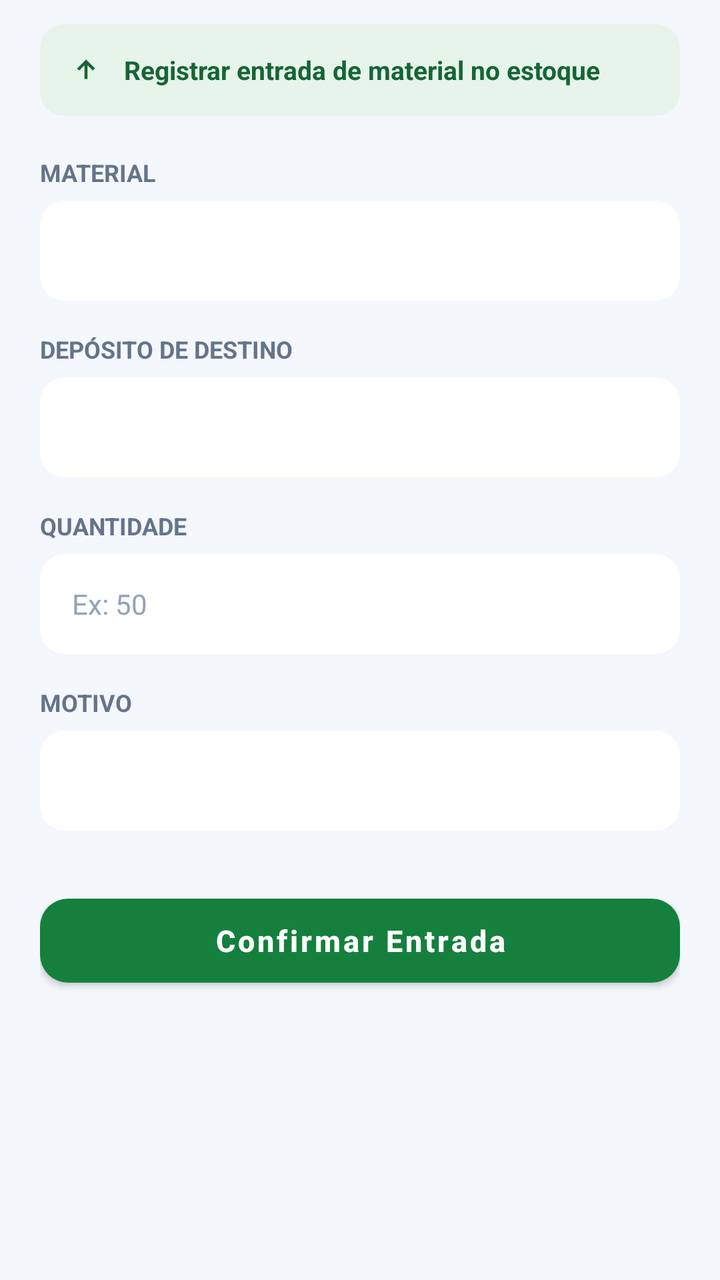
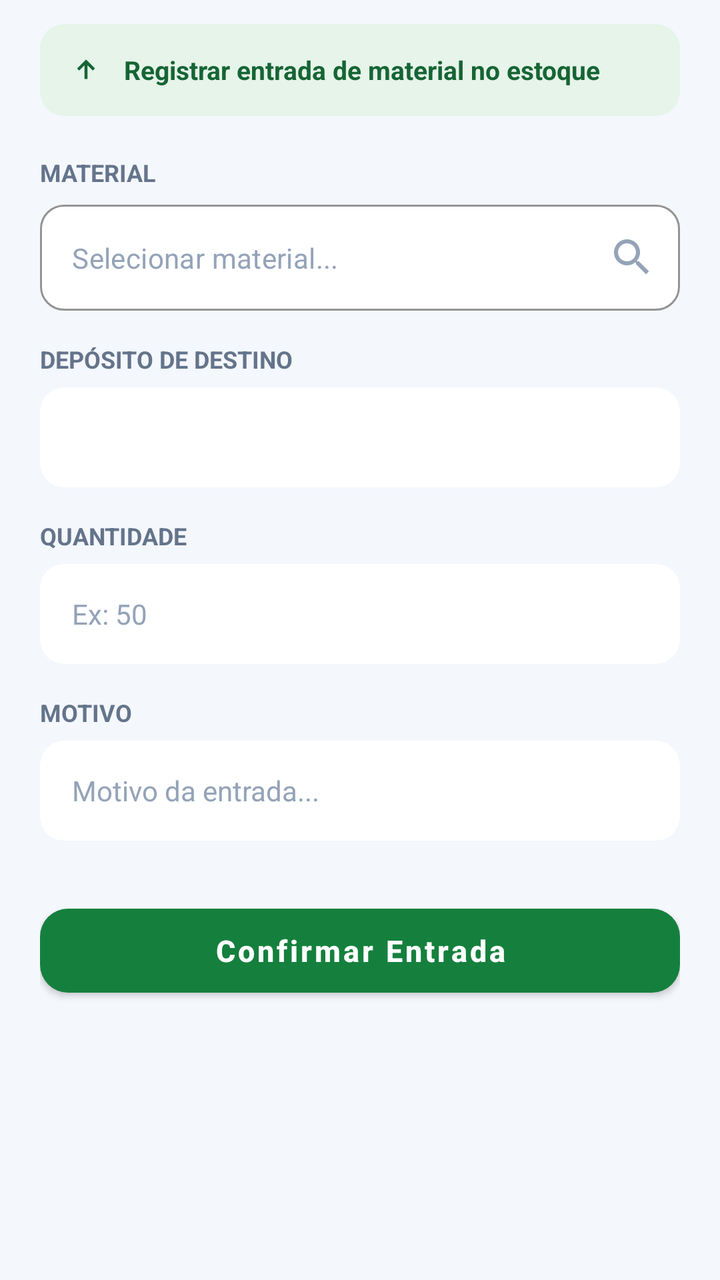

Screens rendered from an Android XML layout before and after an edit, with the pre-edit source and the edit as a unified diff.
<!-- AndroidManifest.xml: application theme Theme.SaneAM -->
<!-- res/layout/fragment_entrada.xml -->
<?xml version="1.0" encoding="utf-8"?>
<androidx.core.widget.NestedScrollView xmlns:android="http://schemas.android.com/apk/res/android"
    xmlns:app="http://schemas.android.com/apk/res-auto"
    android:layout_width="match_parent"
    android:layout_height="match_parent"
    android:fillViewport="true">

    <LinearLayout
        android:layout_width="match_parent"
        android:layout_height="wrap_content"
        android:orientation="vertical"
        android:paddingHorizontal="20dp"
        android:paddingTop="12dp"
        android:paddingBottom="24dp">

        
        <androidx.cardview.widget.CardView
            android:layout_width="match_parent"
            android:layout_height="wrap_content"
            app:cardBackgroundColor="#E6F4EA"
            app:cardCornerRadius="12dp"
            app:cardElevation="0dp">

            <LinearLayout
                android:layout_width="match_parent"
                android:layout_height="wrap_content"
                android:gravity="center_vertical"
                android:orientation="horizontal"
                android:padding="14dp">

                <androidx.appcompat.widget.AppCompatImageView
                    android:layout_width="18dp"
                    android:layout_height="18dp"
                    app:srcCompat="@drawable/ic_arrow_up"
                    app:tint="@color/badge_green_line" />

                <TextView
                    android:layout_width="wrap_content"
                    android:layout_height="wrap_content"
                    android:layout_marginStart="10dp"
                    android:text="Registrar entrada de material no estoque"
                    android:textColor="@color/badge_green_line"
                    android:textSize="13sp"
                    android:textStyle="bold" />
            </LinearLayout>
        </androidx.cardview.widget.CardView>

        
        <TextView
            android:layout_width="wrap_content"
            android:layout_height="wrap_content"
            android:layout_marginTop="20dp"
            android:text="MATERIAL"
            android:textColor="@color/md_theme_light_outline"
            android:textSize="12sp"
            android:textStyle="bold" />

        <androidx.cardview.widget.CardView
            android:layout_width="match_parent"
            android:layout_height="50dp"
            android:layout_marginTop="6dp"
            app:cardBackgroundColor="@color/md_theme_light_surface"
            app:cardCornerRadius="12dp"
            app:cardElevation="0dp">

            <Spinner
                android:id="@+id/spinnerMaterial"
                android:layout_width="match_parent"
                android:layout_height="match_parent"
                android:background="@null"
                android:paddingHorizontal="16dp" />
        </androidx.cardview.widget.CardView>

        
        <TextView
            android:layout_width="wrap_content"
            android:layout_height="wrap_content"
            android:layout_marginTop="16dp"
            android:text="DEPÓSITO DE DESTINO"
            android:textColor="@color/md_theme_light_outline"
            android:textSize="12sp"
            android:textStyle="bold" />

        <androidx.cardview.widget.CardView
            android:layout_width="match_parent"
            android:layout_height="50dp"
            android:layout_marginTop="6dp"
            app:cardBackgroundColor="@color/md_theme_light_surface"
            app:cardCornerRadius="12dp"
            app:cardElevation="0dp">

            <Spinner
                android:id="@+id/spinnerDeposito"
                android:layout_width="match_parent"
                android:layout_height="match_parent"
                android:background="@null"
                android:paddingHorizontal="16dp" />
        </androidx.cardview.widget.CardView>

        
        <TextView
            android:layout_width="wrap_content"
            android:layout_height="wrap_content"
            android:layout_marginTop="16dp"
            android:text="QUANTIDADE"
            android:textColor="@color/md_theme_light_outline"
            android:textSize="12sp"
            android:textStyle="bold" />

        <androidx.cardview.widget.CardView
            android:layout_width="match_parent"
            android:layout_height="50dp"
            android:layout_marginTop="6dp"
            app:cardBackgroundColor="@color/md_theme_light_surface"
            app:cardCornerRadius="12dp"
            app:cardElevation="0dp">

            <EditText
                android:id="@+id/edtQuantidade"
                android:layout_width="match_parent"
                android:layout_height="match_parent"
                android:background="@null"
                android:hint="Ex: 50"
                android:inputType="number"
                android:paddingHorizontal="16dp"
                android:textColor="@color/md_theme_light_onSurface"
                android:textColorHint="@color/md_theme_light_hint"
                android:textSize="14sp" />
        </androidx.cardview.widget.CardView>

        
        <TextView
            android:layout_width="wrap_content"
            android:layout_height="wrap_content"
            android:layout_marginTop="16dp"
            android:text="MOTIVO"
            android:textColor="@color/md_theme_light_outline"
            android:textSize="12sp"
            android:textStyle="bold" />

        <androidx.cardview.widget.CardView
            android:layout_width="match_parent"
            android:layout_height="50dp"
            android:layout_marginTop="6dp"
            app:cardBackgroundColor="@color/md_theme_light_surface"
            app:cardCornerRadius="12dp"
            app:cardElevation="0dp">

            <Spinner
                android:id="@+id/spinnerMotivo"
                android:layout_width="match_parent"
                android:layout_height="match_parent"
                android:background="@null"
                android:paddingHorizontal="16dp" />
        </androidx.cardview.widget.CardView>

        
        <com.google.android.material.button.MaterialButton
            android:id="@+id/btnConfirmarEntrada"
            android:layout_width="match_parent"
            android:layout_height="54dp"
            android:layout_marginTop="28dp"
            android:text="Confirmar Entrada"
            android:textAllCaps="false"
            android:textColor="@android:color/white"
            android:textSize="15sp"
            android:textStyle="bold"
            app:backgroundTint="#15803D"
            app:cornerRadius="14dp"
            app:elevation="0dp" />

    </LinearLayout>
</androidx.core.widget.NestedScrollView>
<!-- resources referenced by this layout -->
<resources>
  <color name="badge_green_line">#166534</color>
  <color name="md_theme_light_hint">#94A3B8</color>
  <color name="md_theme_light_onSurface">#1E293B</color>
  <color name="md_theme_light_outline">#64748B</color>
  <color name="md_theme_light_surface">#FFFFFF</color>
  <!-- drawable ic_arrow_up (drawable) -->
  <vector xmlns:android="http://schemas.android.com/apk/res/android"
      android:width="24dp"
      android:height="24dp"
      android:viewportWidth="960"
      android:viewportHeight="960">
  
      <path
          android:fillColor="@android:color/white"
          android:pathData="M440,720L440,352L296,496L240,440L480,200L720,440L664,496L520,352L520,720L440,720Z" />
  
  </vector>
  <style name="Theme.SaneAM" parent="Theme.MaterialComponents.DayNight.NoActionBar">
          
          <item name="colorPrimary">@color/md_theme_light_primary</item>
          <item name="colorOnPrimary">@color/md_theme_light_onPrimary</item>
          <item name="colorPrimaryContainer">@color/md_theme_light_primaryContainer</item>
          <item name="colorOnPrimaryContainer">@color/md_theme_light_onPrimaryContainer</item>
  
          
          <item name="android:colorBackground">@color/md_theme_light_background</item>
          <item name="colorOnBackground">@color/md_theme_light_onBackground</item>
          <item name="colorSurface">@color/md_theme_light_surface</item>
          <item name="colorOnSurface">@color/md_theme_light_onSurface</item>
          <item name="colorSurfaceVariant">@color/md_theme_light_surfaceVariant</item>
          <item name="colorOutline">@color/md_theme_light_outline</item>
  
          
          <item name="android:statusBarColor">@color/md_theme_light_background</item>
          <item name="android:windowLightStatusBar">true</item>
      </style>
  <color name="md_theme_light_primary">#5B9EE1</color>
  <color name="md_theme_light_onPrimary">#FFFFFF</color>
  <color name="md_theme_light_primaryContainer">#5294D7</color>
  <color name="md_theme_light_onPrimaryContainer">#FFFFFF</color>
  <color name="md_theme_light_background">#F4F7FC</color>
  <color name="md_theme_light_onBackground">#0F2851</color>
  <color name="md_theme_light_surfaceVariant">#F1F5F9</color>
</resources>

<!-- the commit's change to res/layout/fragment_entrada.xml (unified diff, before → after) -->
@@ -55,21 +55,35 @@
             android:textSize="12sp"
             android:textStyle="bold" />
 
-        <androidx.cardview.widget.CardView
+        <com.google.android.material.textfield.TextInputLayout
+            android:id="@+id/tilSeletorMaterial"
+            style="@style/Widget.MaterialComponents.TextInputLayout.OutlinedBox"
             android:layout_width="match_parent"
-            android:layout_height="50dp"
-            android:layout_marginTop="6dp"
-            app:cardBackgroundColor="@color/md_theme_light_surface"
-            app:cardCornerRadius="12dp"
-            app:cardElevation="0dp">
+            android:layout_height="wrap_content"
+            android:layout_marginTop="8dp"
+            app:boxBackgroundColor="#FFFFFF"
+            app:boxCornerRadiusBottomEnd="12dp"
+            app:boxCornerRadiusBottomStart="12dp"
+            app:boxCornerRadiusTopEnd="12dp"
+            app:boxCornerRadiusTopStart="12dp"
+            app:boxStrokeColor="#E2E8F0"
+            app:endIconDrawable="@drawable/ic_search"
+            app:endIconMode="custom"
+            app:endIconTint="#94A3B8"
+            app:hintEnabled="false">
 
-            <Spinner
-                android:id="@+id/spinnerMaterial"
+            <com.google.android.material.textfield.TextInputEditText
+                android:id="@+id/edtMaterial"
                 android:layout_width="match_parent"
-                android:layout_height="match_parent"
-                android:background="@null"
-                android:paddingHorizontal="16dp" />
-        </androidx.cardview.widget.CardView>
+                android:layout_height="wrap_content"
+                android:clickable="true"
+                android:focusable="false"
+                android:hint="Selecionar material..."
+                android:inputType="text"
+                android:textColor="#0F172A"
+                android:textColorHint="#94A3B8"
+                android:textSize="14sp" />
+        </com.google.android.material.textfield.TextInputLayout>
 
         
         <TextView
@@ -139,19 +153,27 @@
             android:textStyle="bold" />
 
         <androidx.cardview.widget.CardView
+            android:id="@+id/cardMotivo"
             android:layout_width="match_parent"
             android:layout_height="50dp"
             android:layout_marginTop="6dp"
             app:cardBackgroundColor="@color/md_theme_light_surface"
             app:cardCornerRadius="12dp"
-            app:cardElevation="0dp">
+            app:cardElevation="0dp"
+            app:layout_constraintStart_toStartOf="parent"
+            app:layout_constraintTop_toBottomOf="@id/labMotivo">
 
-            <Spinner
-                android:id="@+id/spinnerMotivo"
+            <EditText
+                android:id="@+id/edtMotivo"
                 android:layout_width="match_parent"
                 android:layout_height="match_parent"
                 android:background="@null"
-                android:paddingHorizontal="16dp" />
+                android:hint="Motivo da entrada..."
+                android:inputType="text"
+                android:paddingHorizontal="16dp"
+                android:textColor="@color/md_theme_light_onSurface"
+                android:textColorHint="@color/md_theme_light_hint"
+                android:textSize="14sp" />
         </androidx.cardview.widget.CardView>
 
         
<!-- resource entries referenced after the edit -->
@@ -15,6 +15,18 @@
       <path
           android:fillColor="@android:color/white"
           android:pathData="M440,720L440,352L296,496L240,440L480,200L720,440L664,496L520,352L520,720L440,720Z" />
+  
+  </vector>
+  <!-- drawable ic_search (drawable) -->
+  <vector xmlns:android="http://schemas.android.com/apk/res/android"
+      android:width="24dp"
+      android:height="24dp"
+      android:viewportWidth="24"
+      android:viewportHeight="24">
+  
+      <path
+          android:fillColor="@android:color/white"
+          android:pathData="M15.5,14h-0.79l-0.28,-0.27C15.41,12.59 16,11.11 16,9.5 16,5.91 13.09,3 9.5,3S3,5.91 3,9.5 5.91,16 9.5,16c1.61,0 3.09,-0.59 4.23,-1.57l0.27,0.28v0.79l5,4.99L20.49,19l-4.99,-5zM9.5,14C7.01,14 5,11.99 5,9.5S7.01,5 9.5,5 14,7.01 14,9.5 11.99,14 9.5,14z" />
   
   </vector>
   <style name="Theme.SaneAM" parent="Theme.MaterialComponents.DayNight.NoActionBar">
